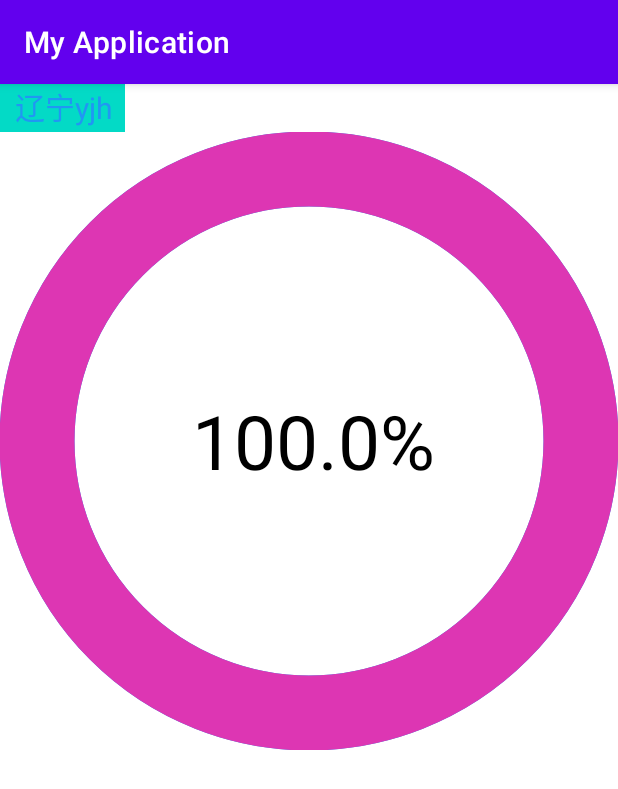
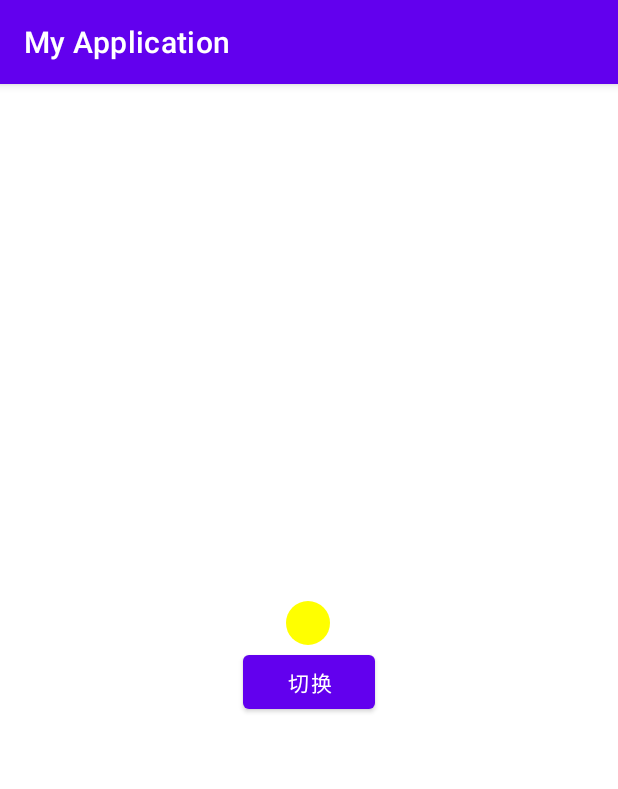
Before and after one commit to yangjinghua01/AndroidDiyView, an Android app: the screen it shows after launch (MainActivity), on a phone screen of 412 x 824 dp. Shown: the top 789 px of the screen. Run offline under Robolectric (Android 15) with nearby library versions, the phone set to English and light mode, and no system bars; plain views replace QQStepView; 3 statements that could not run were skipped.

Commit message:
2022年9月5日 23:49:47 提交代码 三个图形切换画完了

```diff
--- a/app/src/main/java/com/rgsc/myapplication/ShapeVIew.java
+++ b/app/src/main/java/com/rgsc/myapplication/ShapeVIew.java
@@ -2,6 +2,9 @@ package com.rgsc.myapplication;
 
 import android.content.Context;
 import android.graphics.Canvas;
+import android.graphics.Color;
+import android.graphics.Paint;
+import android.graphics.Path;
 import android.util.AttributeSet;
 import android.view.View;
 
@@ -9,6 +12,9 @@ import androidx.annotation.Nullable;
 
 public class ShapeVIew extends View {
     private Shape mCurrentshape = Shape.Circle;
+    private Paint mPaint;
+    private Path mPaht;
+
     public ShapeVIew(Context context) {
         this(context, null);
     }
@@ -19,18 +25,72 @@ public class ShapeVIew extends View {
 
     public ShapeVIew(Context context, @Nullable AttributeSet attrs, int defStyleAttr) {
         super(context, attrs, defStyleAttr);
+        mPaint = new Paint();
+        mPaint.setAntiAlias(true);
+        mPaint.setStyle(Paint.Style.FILL);
+    }
+
+    @Override
+    protected void onMeasure(int widthMeasureSpec, int heightMeasureSpec) {
+        super.onMeasure(widthMeasureSpec, heightMeasureSpec);
+        int width = MeasureSpec.getSize(widthMeasureSpec);
+        int height = MeasureSpec.getSize(heightMeasureSpec);
+        setMeasuredDimension(Math.min(width, height), Math.min(width, height));
     }
 
     @Override
     protected void onDraw(Canvas canvas) {
         super.onDraw(canvas);
-//        画正方形
 
-//        画三角形
+        switch (mCurrentshape) {
+            //        画圆形
+            case Circle:
+                int center = getWidth() / 2;
+                mPaint.setColor(Color.YELLOW);
+                canvas.drawCircle(center, center, center, mPaint);
+                break;
+            //        画正方形
+            case Square:
+                mPaint.setColor(Color.RED);
+                canvas.drawRect(0, 0, getWidth(), getHeight(), mPaint);
+                break;
+            //        画三角形
+            case Triangle:
+                mPaint.setColor(Color.GREEN);
+                if (mPaht == null) {
+                    mPaht = new Path();
+                    mPaht.moveTo(getWidth()/2,0);
+                    mPaht.lineTo(0, (float) ((getWidth()/2)*Math.sqrt(3)));
+                    mPaht.lineTo(getWidth(), (float) ((getWidth()/2)*Math.sqrt(3)));
+                    mPaht.close();
+                }
+                canvas.drawPath(mPaht, mPaint);
+                break;
+        }
 
-//        画圆形
+
     }
-    public enum Shape{
-        Circle ,Square,Triangle
+
+    public void exchange() {
+        switch (mCurrentshape) {
+            //        画圆形
+            case Circle:
+                mCurrentshape = Shape.Square;
+                break;
+            //        画正方形
+            case Square:
+                mCurrentshape = Shape.Triangle;
+                break;
+            //        画三角形
+            case Triangle:
+//                canvas.d
+                mCurrentshape = Shape.Circle;
+                break;
+        }
+        invalidate();
+    }
+
+    public enum Shape {
+        Circle, Square, Triangle
     }
 }
--- a/app/src/main/res/layout/activity_main.xml
+++ b/app/src/main/res/layout/activity_main.xml
@@ -4,6 +4,7 @@
     xmlns:tools="http://schemas.android.com/tools"
     android:layout_width="match_parent"
     android:layout_height="match_parent"
+    android:gravity="center"
     android:orientation="vertical"
     tools:context=".MainActivity">
 
@@ -13,15 +14,16 @@
         android:background="@color/design_default_color_secondary"
         android:padding="10dp"
         app:myinputType="number"
+        android:visibility="gone"
         app:mytext="辽宁yjh"
         app:mytextColor="@color/blue"
         app:mytextSize="20sp" />
 
     <com.rgsc.myapplication.QQStepView
-        android:visibility="gone"
         android:id="@+id/stepview"
         android:layout_width="match_parent"
         android:layout_height="wrap_content"
+        android:visibility="gone"
         app:borerWidth="50dp"
         app:innerColor="@color/blue"
         app:outerColor="@color/pink"
@@ -29,45 +31,62 @@
         app:stepTextSize="60sp" />
 
     <com.rgsc.myapplication.ColorTrackTextView
+        android:id="@+id/color_text_trantion"
+        android:layout_width="match_parent"
+        android:layout_height="wrap_content"
+        android:text="Hellow World"
+        android:textSize="60sp"
         android:visibility="gone"
-        android:id="@+id/color_text_trantion"
-        android:text="Hellow World"
+        app:changeColor="@color/pink"
+        app:originColor="@color/black" />
+
+    <Button
+        android:layout_width="wrap_content"
+        android:layout_height="wrap_content"
+        android:onClick="LefttoRight"
+        android:text="左到右"
+        android:visibility="gone" />
+
+    <Button
+        android:layout_width="wrap_content"
+        android:layout_height="wrap_content"
+        android:onClick="RighttoLeft"
+        android:text="右到左"
+        android:visibility="gone" />
+
+    <Button
+        android:id="@+id/jump"
+        android:layout_width="wrap_content"
+        android:layout_height="wrap_content"
+        android:text="跳转"
+        android:visibility="gone" />
+
+    <Button
+        android:id="@+id/propress_bar_btn"
+        android:layout_width="wrap_content"
+        android:layout_height="wrap_content"
+        android:visibility="gone" />
+
+    <com.rgsc.myapplication.PropressBar
+        android:id="@+id/progress_bar"
         android:layout_width="match_parent"
-        app:changeColor="@color/pink"
-        android:textSize="60sp"
-        app:originColor="@color/black"
-        android:layout_height="wrap_content" />
+        android:layout_height="match_parent"
+        android:layout_gravity="center"
+        android:visibility="gone"
+        app:innerBackground="@color/blue"
+        app:outerBackground="@color/pink"
+        app:progressTextColor="@color/black"
+        app:progressTextsize="200sp"
+        app:roundWidth="50dp" />
+
+    <com.rgsc.myapplication.ShapeVIew
+        android:id="@+id/shap_view"
+        android:layout_width="30dp"
+        android:layout_height="30dp"
+        android:layout_gravity="center" />
     <Button
-        android:text="左到右"
-        android:visibility="gone"
-        android:onClick="LefttoRight"
+        android:text="切换"
+        android:onClick="exchange"
         android:layout_width="wrap_content"
         android:layout_height="wrap_content"/>
-    <Button
-        android:text="右到左"
-        android:visibility="gone"
-        android:onClick="RighttoLeft"
-        android:layout_width="wrap_content"
-        android:layout_height="wrap_content"/>
-    <Button
-        android:id="@+id/jump"
-        android:visibility="gone"
-        android:text="跳转"
-        android:layout_width="wrap_content"
-        android:layout_height="wrap_content"/>
-    <Button
-        android:visibility="gone"
-        android:id="@+id/propress_bar_btn"
-        android:layout_width="wrap_content"
-        android:layout_height="wrap_content"/>
-    <com.rgsc.myapplication.PropressBar
-        android:id="@+id/progress_bar"
-        android:layout_gravity="center"
-        app:progressTextsize="200sp"
-        app:progressTextColor="@color/black"
-        app:innerBackground="@color/blue"
-        app:outerBackground="@color/pink"
-        app:roundWidth="50dp"
-        android:layout_width="match_parent"
-        android:layout_height="match_parent"/>
 </LinearLayout>
```
Also changed, not shown: app/src/main/java/com/rgsc/myapplication/MainActivity.java (+24 -1 lines).
